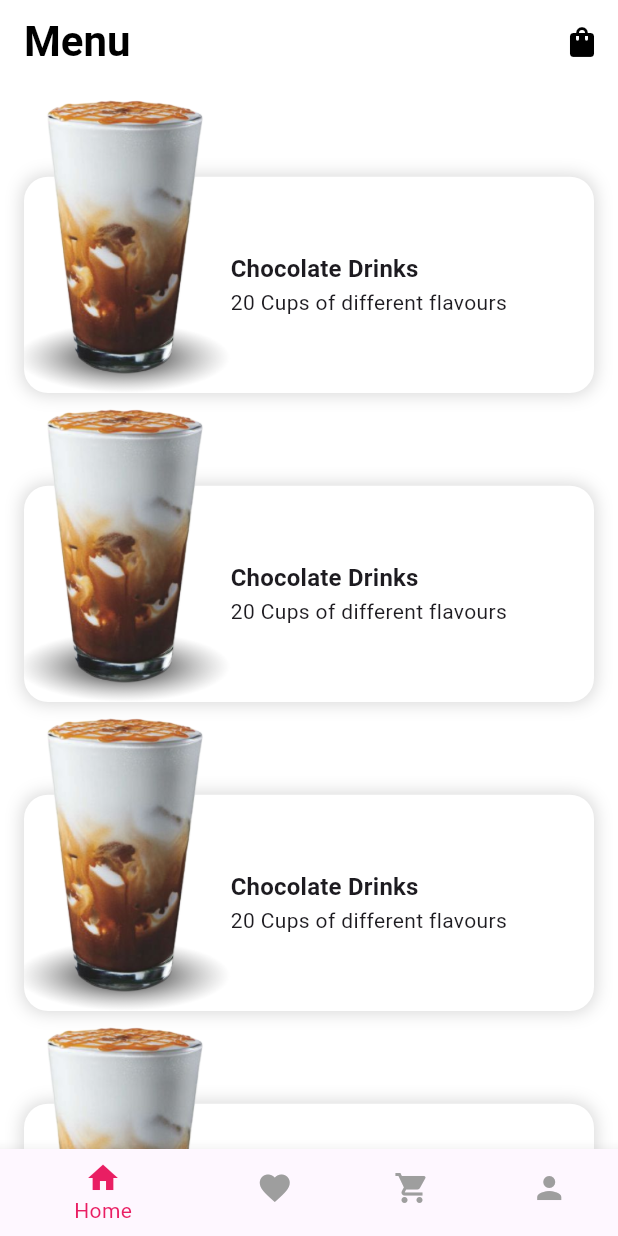
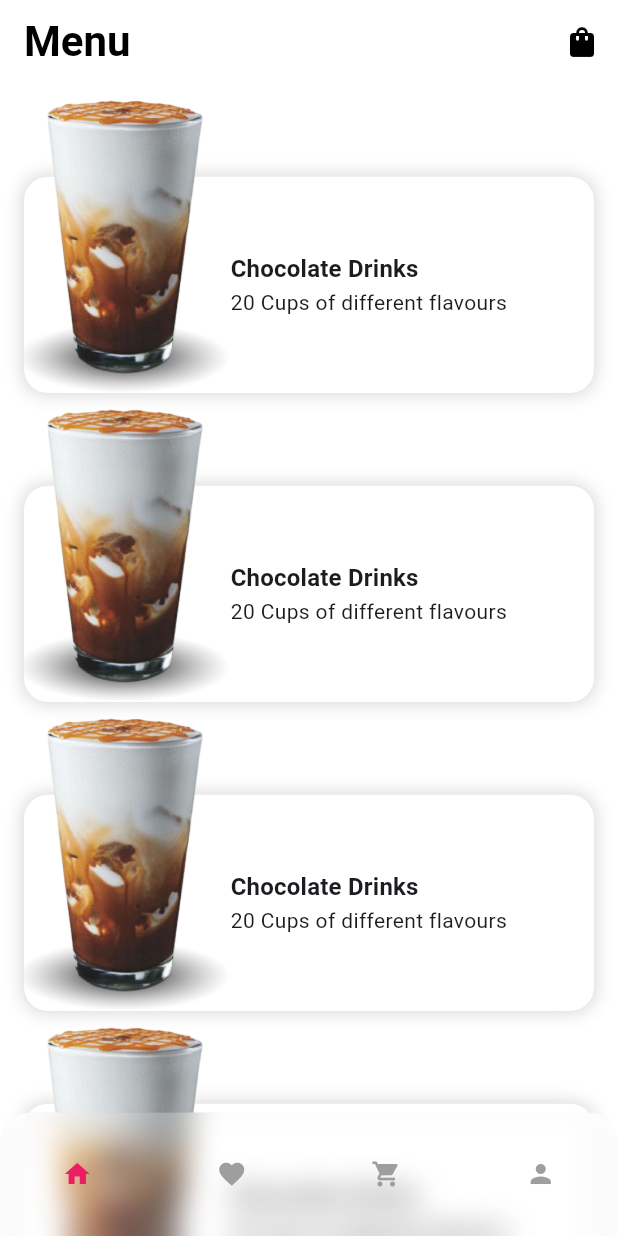
Before and after one commit to paolojoaquinp/burguer_menu_app, a Flutter app: the screen it shows after launch, on a phone screen of 412 x 824 dp. Run offline on Flutter 3.47's test engine with Material 3 defaults, Android fonts, the phone set to English and light mode, and no system bars.

Commit message:
feat: custom bottom nav bar layout and style

```diff
--- a/lib/features/home_screen/presenter/home_screen.dart
+++ b/lib/features/home_screen/presenter/home_screen.dart
@@ -1,3 +1,6 @@
+import 'dart:ui';
+
+import 'package:burguer_menu_app/features/shared/custom_bottom_navigation_bar.dart';
 import 'package:flutter/material.dart';
 
 class HomeScreen extends StatelessWidget {
@@ -5,6 +8,7 @@ class HomeScreen extends StatelessWidget {
   Widget build(BuildContext context) {
     return Scaffold(
       backgroundColor: Colors.white,
+      extendBody: true,
       appBar: AppBar(
         elevation: 0,
         backgroundColor: Colors.white,
@@ -22,9 +26,12 @@ class HomeScreen extends StatelessWidget {
           )
         ],
       ),
-      body: Expanded(
+      body: Stack(
+        fit: StackFit.expand,
+        children: [
+          Expanded(
             child: ListView.builder(
-          padding:  const EdgeInsets.symmetric(horizontal: 16.0),
+              padding: const EdgeInsets.symmetric(horizontal: 16.0),
               scrollDirection: Axis.vertical,
               itemCount: 7,
               itemBuilder: (context, index) {
@@ -34,16 +41,12 @@ class HomeScreen extends StatelessWidget {
               },
             ),
           ),
-      bottomNavigationBar: BottomNavigationBar(
-        selectedItemColor: Colors.pink,
-        unselectedItemColor: Colors.grey,
-        items: [
-          BottomNavigationBarItem(icon: Icon(Icons.home), label: 'Home'),
-          BottomNavigationBarItem(
-              icon: Icon(Icons.favorite), label: 'Favorites'),
-          BottomNavigationBarItem(
-              icon: Icon(Icons.shopping_cart), label: 'Cart'),
-          BottomNavigationBarItem(icon: Icon(Icons.person), label: 'Profile'),
+          Positioned(
+            bottom: 0,
+            height: MediaQuery.sizeOf(context).height * 0.1,
+            width: MediaQuery.sizeOf(context).width,
+            child: const CustomBottomNavigationBar(),
+          ),
         ],
       ),
     );
--- /dev/null
+++ b/lib/features/shared/custom_bottom_navigation_bar.dart
@@ -0,0 +1,68 @@
+// custom_bottom_navigation_bar.dart
+import 'dart:ui';
+
+import 'package:flutter/material.dart';
+
+class CustomBottomNavigationBar extends StatefulWidget {
+  const CustomBottomNavigationBar({super.key});
+
+  @override
+  State<CustomBottomNavigationBar> createState() =>
+      _CustomBottomNavigationBarState();
+}
+
+class _CustomBottomNavigationBarState extends State<CustomBottomNavigationBar> {
+  int _selectedIndex = 0;
+
+  void _onItemTapped(int index) {
+    setState(() {
+      _selectedIndex = index;
+    });
+  }
+
+  @override
+  Widget build(BuildContext context) {
+    return ClipRRect(
+      borderRadius: BorderRadius.only(
+        topLeft: Radius.circular(20.0),
+        topRight: Radius.circular(20.0),
+      ),
+      child: BackdropFilter(
+        filter: ImageFilter.blur(sigmaX: 10.0, sigmaY: 10.0),
+        child: Container(
+          color: Colors.white.withOpacity(0.2),
+          child: BottomNavigationBar(
+            elevation: 0,
+            currentIndex: _selectedIndex,
+            onTap: _onItemTapped,
+            backgroundColor: const Color(0x00FFFFFF),
+            type: BottomNavigationBarType.fixed,
+            iconSize: 20.0,
+            selectedFontSize: 0,
+            unselectedFontSize: 0,
+            selectedItemColor: Colors.pink,
+            unselectedItemColor: Colors.grey,
+            items: const <BottomNavigationBarItem>[
+              BottomNavigationBarItem(
+                icon: Icon(Icons.home),
+                label: '',
+              ),
+              BottomNavigationBarItem(
+                icon: Icon(Icons.favorite),
+                label: '',
+              ),
+              BottomNavigationBarItem(
+                icon: Icon(Icons.shopping_cart),
+                label: '',
+              ),
+              BottomNavigationBarItem(
+                icon: Icon(Icons.person),
+                label: '',
+              ),
+            ],
+          ),
+        ),
+      ),
+    );
+  }
+}
```
Lines whose indentation alone changed are shown as unchanged.
